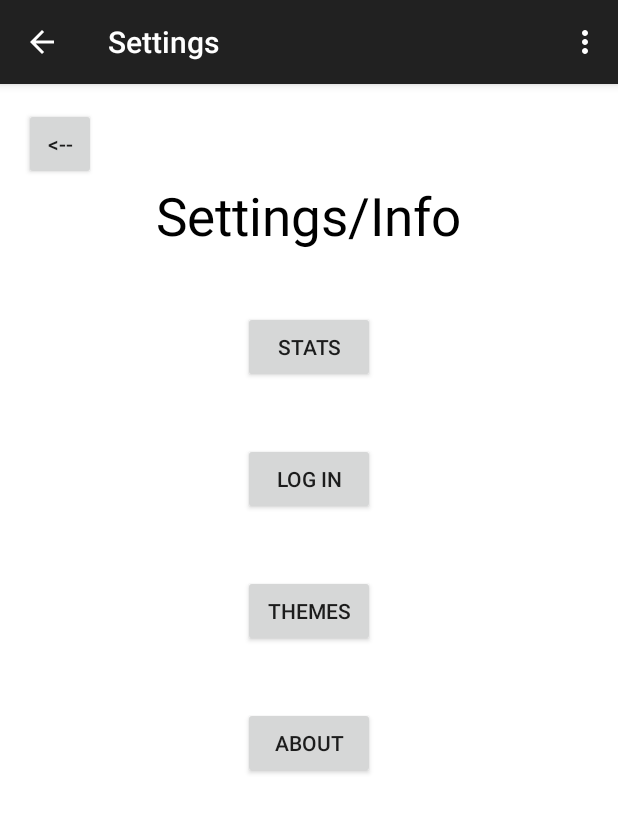
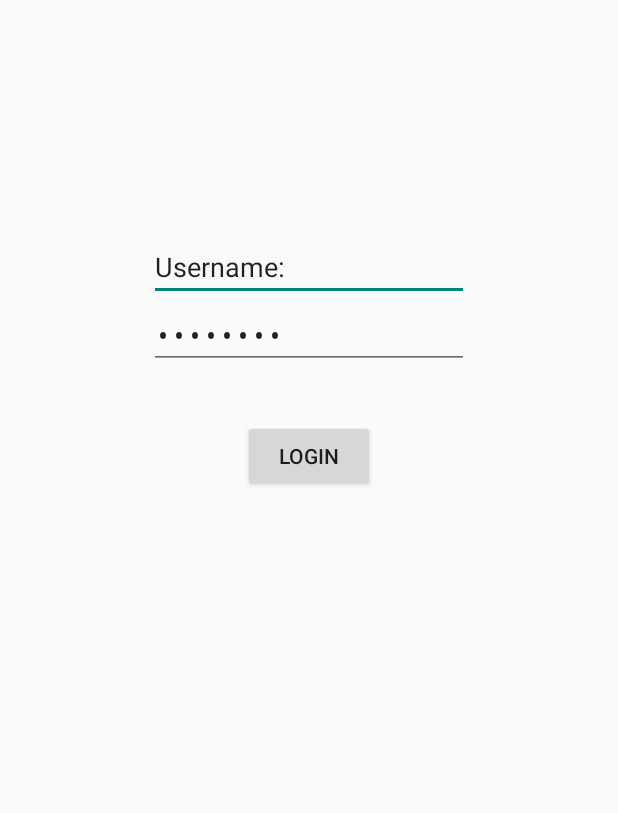
Before and after one commit to jiahaok/SuggestApp, an Android app: the Settings screen opened directly, with no data from a screen before it, after a tap on "LOG IN", on a phone screen of 412 x 824 dp. Shown: the top 813 px of the screen. Run offline under Robolectric (Android 15) with nearby library versions, the phone set to English and light mode, and no system bars.

Commit message:
Log-in works

```diff
--- a/SuggestApp/app/src/main/java/piratecrew/suggestapp/Settings.java
+++ b/SuggestApp/app/src/main/java/piratecrew/suggestapp/Settings.java
@@ -62,7 +62,8 @@ public class Settings extends ActionBarActivity {
         log.setOnClickListener(new View.OnClickListener() {
             @Override
             public void onClick(View v) {
-
+                Intent intent1 = new Intent (Settings.this,LoginActivity.class);
+                startActivity(intent1);
             }
         });
         stats.setOnClickListener(new View.OnClickListener() {
--- /dev/null
+++ b/SuggestApp/app/src/main/res/menu/menu_login.xml
@@ -0,0 +1,7 @@
+<menu xmlns:android="http://schemas.android.com/apk/res/android"
+    xmlns:app="http://schemas.android.com/apk/res-auto"
+    xmlns:tools="http://schemas.android.com/tools"
+    tools:context="piratecrew.suggestapp.LoginActivity">
+    <item android:id="@+id/action_settings" android:title="@string/action_settings"
+        android:orderInCategory="100" app:showAsAction="never" />
+</menu>
--- /dev/null
+++ b/SuggestApp/app/src/main/res/menu/menu_login_class.xml
@@ -0,0 +1,6 @@
+<menu xmlns:android="http://schemas.android.com/apk/res/android"
+    xmlns:app="http://schemas.android.com/apk/res-auto"
+    xmlns:tools="http://schemas.android.com/tools" tools:context="piratecrew.suggestapp.LoginClass">
+    <item android:id="@+id/action_settings" android:title="@string/action_settings"
+        android:orderInCategory="100" app:showAsAction="never" />
+</menu>
--- a/SuggestApp/app/src/main/res/values/strings.xml
+++ b/SuggestApp/app/src/main/res/values/strings.xml
@@ -7,4 +7,6 @@
     <string name="title_activity_stats">Stats</string>
     <string name="title_activity_about">About</string>
     <string name="title_activity_themes">Themes</string>
+    <string name="title_activity_login_class">LoginClass</string>
+    <string name="title_activity_login">LoginActivity</string>
 </resources>
```
Also changed, not shown: SuggestApp/app/src/main/AndroidManifest.xml (+16 -0 lines), SuggestApp/app/src/main/java/piratecrew/suggestapp/LoginActivity.java (+13 -12 lines), SuggestApp/app/src/main/res/layout/activity_login2.xml (added, +12 -0 lines).
